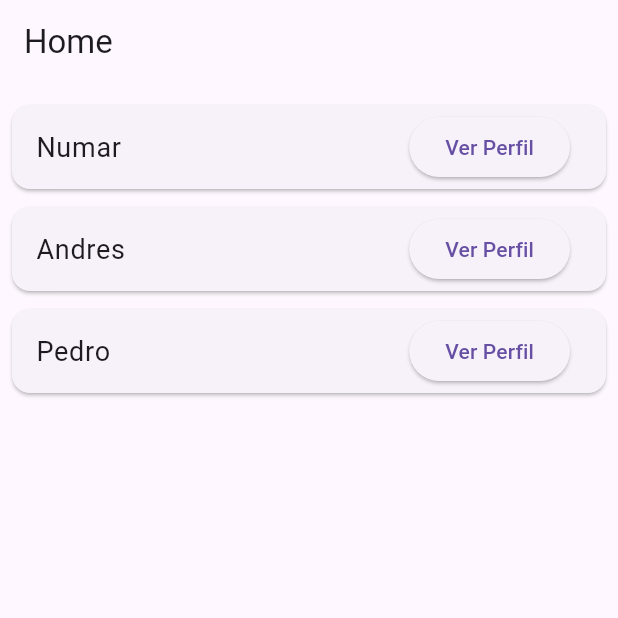
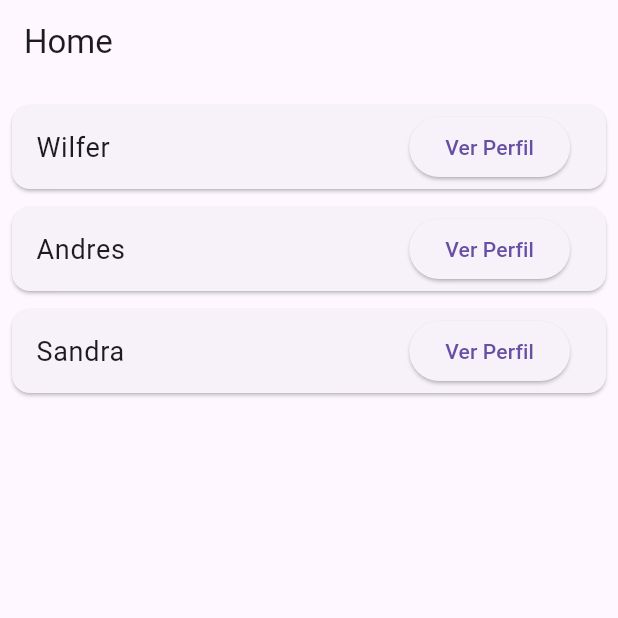
Before and after one commit to WilferDuero/proyecto_flutter, a Flutter app: the screen it shows after launch, on a phone screen of 412 x 824 dp, the top half of it. Run offline on Flutter 3.47's test engine with Material 3 defaults, Android fonts, the phone set to English and light mode, and no system bars.

Commit message:
Subiendo proyecto Flutter completo

```diff
--- a/lib/pages/myhome_page.dart
+++ b/lib/pages/myhome_page.dart
@@ -6,9 +6,9 @@ class MyHomePage extends StatelessWidget {
   MyHomePage({super.key});
 
   final List<UserModel> users = [
-    UserModel(name: 'Numar', age: 20),
+    UserModel(name: 'Wilfer', age: 20),
     UserModel(name: 'Andres', age: 16),
-    UserModel(name: 'Pedro', age: 35),
+    UserModel(name: 'Sandra', age: 35),
   ];
 
   @override
```
